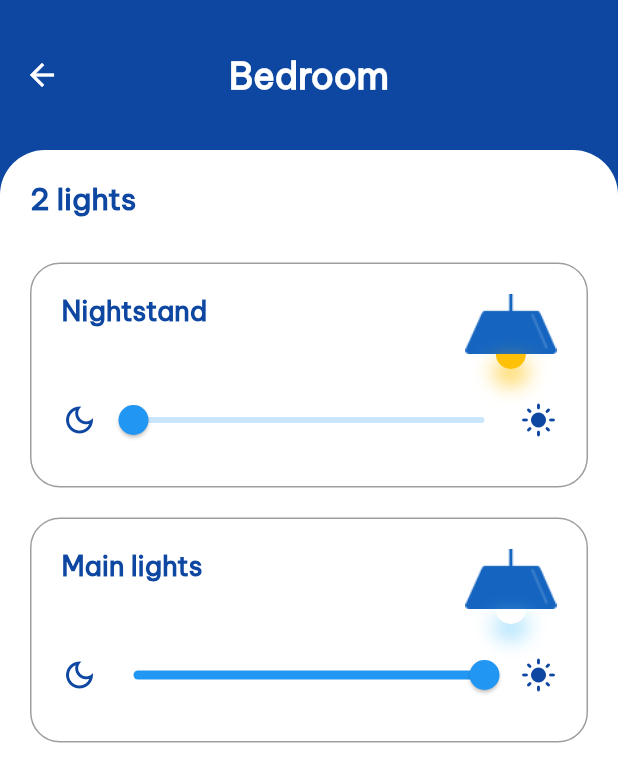
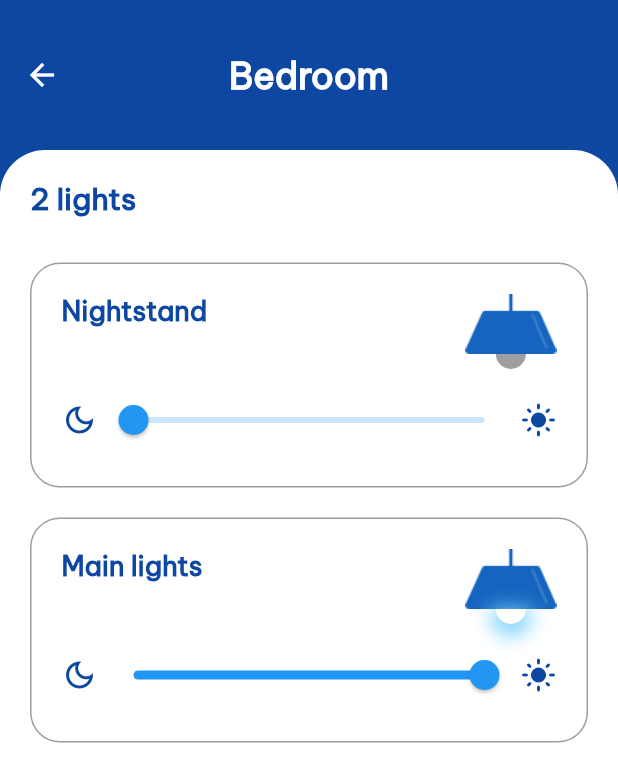
Before and after one commit to Mayank-9018/SmartHome, a Flutter app: the screen it shows after launch, after a tap on "Bedroom", on a phone screen of 412 x 824 dp. Shown: the top 782 px of the screen. Run offline on Flutter 3.47's test engine with Material 2 defaults, Android fonts, the phone set to English and light mode, and no system bars.

Commit message:
Make LightBulb responsive to brightness changes

```diff
--- a/lib/components/light_card.dart
+++ b/lib/components/light_card.dart
@@ -35,32 +35,13 @@ class LightCard extends StatelessWidget {
                     'assets/light_hold.png',
                     height: 40,
                   ),
-                  Container(
-                    decoration: BoxDecoration(
-                      boxShadow: [
-                        BoxShadow(
-                            color: light.color == Colors.white
-                                ? Colors.lightBlue.shade200
-                                : light.color,
-                            offset: const Offset(0, 8),
-                            blurRadius: 12.0,
-                            spreadRadius: 1.0),
-                      ],
-                      color: light.color,
-                      borderRadius: const BorderRadius.only(
-                        bottomLeft: Radius.circular(20.0),
-                        bottomRight: Radius.circular(20.0),
-                      ),
-                    ),
-                    height: 10,
-                    width: 20,
-                  ),
+                  LightBulb(light),
                 ],
               ),
             ],
           ),
           const SizedBox(height: 10),
-          BrightnessSlider(light.brightness)
+          BrightnessSlider(light)
         ],
       ),
     );
@@ -68,22 +49,14 @@ class LightCard extends StatelessWidget {
 }
 
 class BrightnessSlider extends StatefulWidget {
-  final double value;
-  const BrightnessSlider(this.value, {Key? key}) : super(key: key);
+  final Light light;
+  const BrightnessSlider(this.light, {Key? key}) : super(key: key);
 
   @override
   State<BrightnessSlider> createState() => _BrightnessSliderState();
 }
 
 class _BrightnessSliderState extends State<BrightnessSlider> {
-  late double value;
-
-  @override
-  void initState() {
-    value = widget.value;
-    super.initState();
-  }
-
   @override
   Widget build(BuildContext context) {
     return Row(
@@ -91,7 +64,7 @@ class _BrightnessSliderState extends State<BrightnessSlider> {
         Icon(Icons.dark_mode_outlined, color: Colors.blue.shade900),
         Expanded(
           child: Slider(
-            value: value,
+            value: widget.light.brightness,
             onChanged: updateBrightness,
           ),
         ),
@@ -102,7 +75,54 @@ class _BrightnessSliderState extends State<BrightnessSlider> {
 
   void updateBrightness(double newVal) {
     setState(() {
-      value = newVal;
+      widget.light.updateBrightness(newVal);
     });
   }
 }
+
+class LightBulb extends StatefulWidget {
+  final Light light;
+  const LightBulb(this.light, {Key? key}) : super(key: key);
+
+  @override
+  State<LightBulb> createState() => _LightBulbState();
+}
+
+class _LightBulbState extends State<LightBulb> {
+  @override
+  void initState() {
+    widget.light.registerUpdateMethod(updateLight);
+    super.initState();
+  }
+
+  @override
+  Widget build(BuildContext context) {
+    return AnimatedContainer(
+      duration: const Duration(milliseconds: 150),
+      decoration: BoxDecoration(
+        boxShadow: [
+          BoxShadow(
+            color: (widget.light.color == Colors.white
+                    ? Colors.lightBlue.shade200
+                    : widget.light.color)
+                .withOpacity(widget.light.brightness),
+            offset: const Offset(0, 4),
+            blurRadius: 10,
+            spreadRadius: 4.0,
+          ),
+        ],
+        color: widget.light.brightness <= 0.1
+            ? Colors.grey
+            : widget.light.color.withOpacity(widget.light.brightness),
+        borderRadius: const BorderRadius.only(
+          bottomLeft: Radius.circular(20.0),
+          bottomRight: Radius.circular(20.0),
+        ),
+      ),
+      height: 10,
+      width: 20,
+    );
+  }
+
+  void updateLight() => setState(() {});
+}
--- a/lib/models/light.dart
+++ b/lib/models/light.dart
@@ -5,5 +5,19 @@ class Light {
   double brightness;
   Color color;
   bool supportsColors;
+  late Function updateMethod;
   Light(this.name, this.brightness, this.color, {this.supportsColors = false});
+
+  void updateBrightness(double newBrightness) {
+    brightness = newBrightness;
+    updateMethod();
+  }
+
+  void updateColor(Color newColor) {
+    color = newColor;
+    updateMethod();
+  }
+
+  void registerUpdateMethod(Function() updateMethod) =>
+      this.updateMethod = updateMethod;
 }
```
